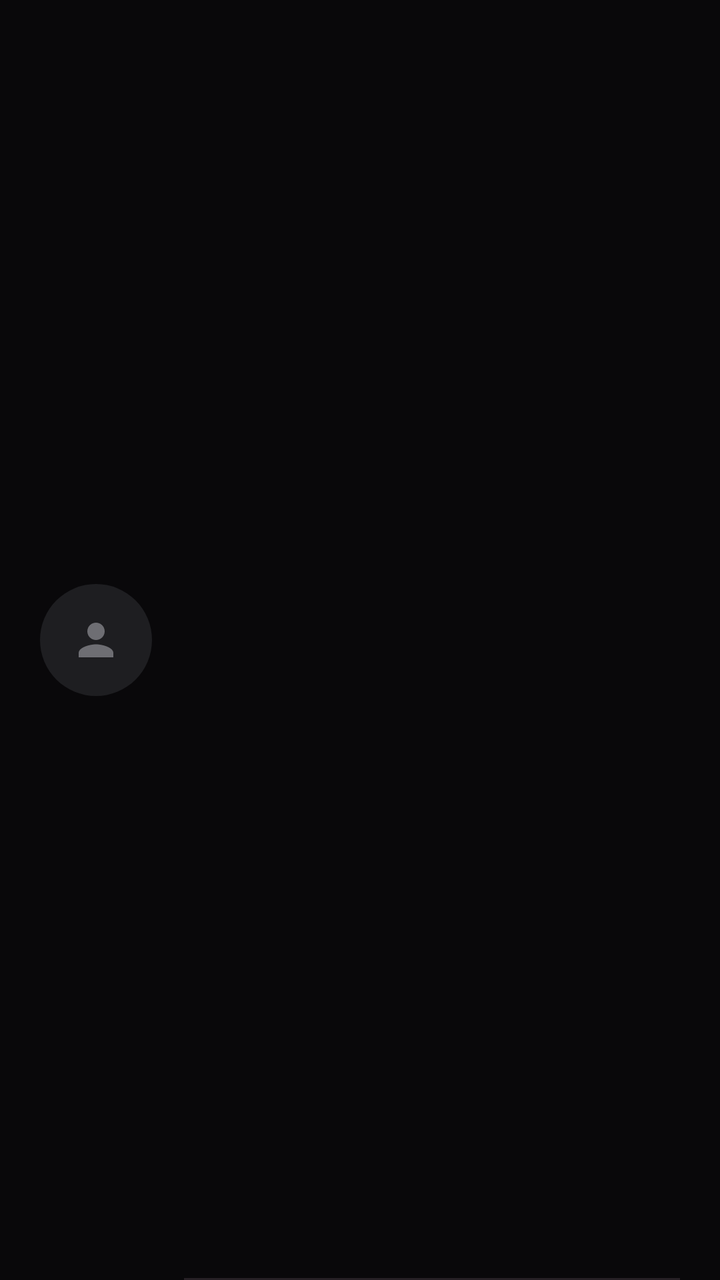
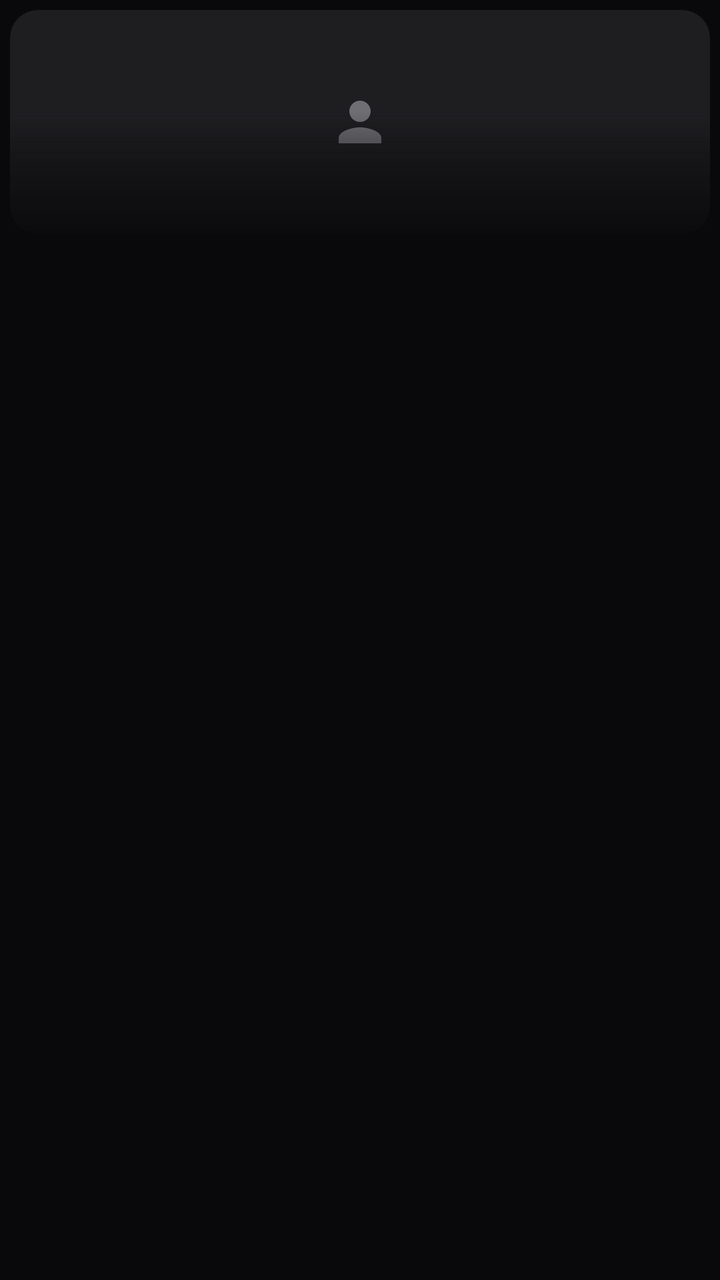

Screens rendered from an Android XML layout before and after an edit, with the pre-edit source and the edit as a unified diff.
<!-- AndroidManifest.xml: application theme Theme.Mediaplayer -->
<!-- res/layout/item_artist.xml -->
<?xml version="1.0" encoding="utf-8"?>
<LinearLayout xmlns:android="http://schemas.android.com/apk/res/android"
    android:layout_width="match_parent"
    android:layout_height="80dp"
    android:background="?attr/selectableItemBackground"
    android:clickable="true"
    android:focusable="true"
    android:gravity="center_vertical"
    android:orientation="horizontal"
    android:paddingStart="20dp">

    
    <FrameLayout
        android:id="@+id/artistThumb"
        android:layout_width="56dp"
        android:layout_height="56dp"
        android:background="@drawable/player_thumb_round_bg">

        <ImageView
            android:layout_width="26dp"
            android:layout_height="26dp"
            android:layout_gravity="center"
            android:contentDescription="@null"
            android:src="@drawable/player_ic_person"
            android:tint="#6E6E73" />

        <ImageView
            android:id="@+id/artistArt"
            android:layout_width="match_parent"
            android:layout_height="match_parent"
            android:contentDescription="@null"
            android:scaleType="centerCrop" />
    </FrameLayout>

    <LinearLayout
        android:layout_width="0dp"
        android:layout_height="match_parent"
        android:layout_marginStart="16dp"
        android:layout_weight="1"
        android:orientation="vertical">

        <LinearLayout
            android:layout_width="match_parent"
            android:layout_height="0dp"
            android:layout_weight="1"
            android:gravity="center_vertical"
            android:orientation="vertical"
            android:paddingEnd="20dp">

            <TextView
                android:id="@+id/artistName"
                android:layout_width="match_parent"
                android:layout_height="wrap_content"
                android:ellipsize="end"
                android:singleLine="true"
                android:textColor="@color/text_primary"
                android:textSize="17sp" />

            <TextView
                android:id="@+id/artistCount"
                android:layout_width="match_parent"
                android:layout_height="wrap_content"
                android:layout_marginTop="3dp"
                android:textColor="@color/text_secondary"
                android:textSize="14sp" />
        </LinearLayout>

        <View
            android:id="@+id/artistDivider"
            android:layout_width="match_parent"
            android:layout_height="1dp"
            android:layout_marginEnd="20dp"
            android:background="@color/divider" />
    </LinearLayout>

</LinearLayout>
<!-- resources referenced by this layout -->
<resources>
  <color name="divider">#FF262025</color>
  <color name="text_primary">#FFFDF8F5</color>
  <color name="text_secondary">#FFB8AAA2</color>
  <!-- drawable player_ic_person (drawable) -->
  <vector xmlns:android="http://schemas.android.com/apk/res/android"
      android:width="24dp"
      android:height="24dp"
      android:viewportWidth="24"
      android:viewportHeight="24">
      <path
          android:fillColor="#FFFFFFFF"
          android:pathData="M12,12c2.21,0 4,-1.79 4,-4s-1.79,-4 -4,-4 -4,1.79 -4,4 1.79,4 4,4zM12,14c-2.67,0 -8,1.34 -8,4v2h16v-2c0,-2.66 -5.33,-4 -8,-4z" />
  </vector>
  <!-- drawable player_thumb_round_bg (drawable) -->
  <?xml version="1.0" encoding="utf-8"?>
  <shape xmlns:android="http://schemas.android.com/apk/res/android"
      android:shape="oval">
      <solid android:color="#FF1E1E21" />
  </shape>
  <style name="Theme.Mediaplayer" parent="Theme.Material3.Dark.NoActionBar">
          <item name="colorPrimary">@color/accent</item>
          <item name="colorOnPrimary">#FFFFFFFF</item>
          <item name="android:colorBackground">@color/background</item>
          <item name="android:windowBackground">@color/background</item>
          <item name="android:statusBarColor">@color/background</item>
          <item name="android:navigationBarColor">@color/background</item>
          <item name="android:windowSplashScreenBackground" tools:targetApi="31">@color/background</item>
          <item name="android:windowSplashScreenAnimatedIcon" tools:targetApi="31">@drawable/ic_splash_empty</item>
          <item name="android:windowSplashScreenAnimationDuration" tools:targetApi="31">0</item>
      </style>
  <color name="accent">#FFFF6D00</color>
  <color name="background">#FF09080A</color>
  <!-- drawable ic_splash_empty (drawable) -->
  <?xml version="1.0" encoding="utf-8"?>
  <vector xmlns:android="http://schemas.android.com/apk/res/android"
      android:width="1dp"
      android:height="1dp"
      android:viewportWidth="1"
      android:viewportHeight="1" />
</resources>

<!-- the commit's change to res/layout/item_artist.xml (unified diff, before → after) -->
@@ -1,24 +1,20 @@
 <?xml version="1.0" encoding="utf-8"?>
-<LinearLayout xmlns:android="http://schemas.android.com/apk/res/android"
+<FrameLayout xmlns:android="http://schemas.android.com/apk/res/android"
     android:layout_width="match_parent"
-    android:layout_height="80dp"
-    android:background="?attr/selectableItemBackground"
-    android:clickable="true"
-    android:focusable="true"
-    android:gravity="center_vertical"
-    android:orientation="horizontal"
-    android:paddingStart="20dp">
+    android:layout_height="wrap_content"
+    android:padding="5dp">
 
     
     <FrameLayout
         android:id="@+id/artistThumb"
-        android:layout_width="56dp"
-        android:layout_height="56dp"
-        android:background="@drawable/player_thumb_round_bg">
+        android:layout_width="match_parent"
+        android:layout_height="112dp"
+        android:background="@drawable/grid_tile_bg"
+        android:foreground="?attr/selectableItemBackground">
 
         <ImageView
-            android:layout_width="26dp"
-            android:layout_height="26dp"
+            android:layout_width="32dp"
+            android:layout_height="32dp"
             android:layout_gravity="center"
             android:contentDescription="@null"
             android:src="@drawable/player_ic_person"
@@ -30,47 +26,44 @@
             android:layout_height="match_parent"
             android:contentDescription="@null"
             android:scaleType="centerCrop" />
-    </FrameLayout>
-
-    <LinearLayout
-        android:layout_width="0dp"
-        android:layout_height="match_parent"
-        android:layout_marginStart="16dp"
-        android:layout_weight="1"
-        android:orientation="vertical">
 
         <LinearLayout
             android:layout_width="match_parent"
-            android:layout_height="0dp"
-            android:layout_weight="1"
-            android:gravity="center_vertical"
+            android:layout_height="wrap_content"
+            android:layout_gravity="bottom"
+            android:background="@drawable/grid_tile_scrim"
+            android:gravity="bottom"
             android:orientation="vertical"
-            android:paddingEnd="20dp">
+            android:paddingStart="8dp"
+            android:paddingTop="22dp"
+            android:paddingEnd="8dp"
+            android:paddingBottom="7dp">
 
             <TextView
                 android:id="@+id/artistName"
                 android:layout_width="match_parent"
                 android:layout_height="wrap_content"
                 android:ellipsize="end"
+                android:maxLines="1"
+                android:shadowColor="#CC000000"
+                android:shadowDx="0"
+                android:shadowDy="1"
+                android:shadowRadius="3"
                 android:singleLine="true"
                 android:textColor="@color/text_primary"
-                android:textSize="17sp" />
+                android:textSize="13sp"
+                android:textStyle="bold" />
 
             <TextView
                 android:id="@+id/artistCount"
                 android:layout_width="match_parent"
                 android:layout_height="wrap_content"
-                android:layout_marginTop="3dp"
+                android:ellipsize="end"
+                android:maxLines="1"
+                android:singleLine="true"
                 android:textColor="@color/text_secondary"
-                android:textSize="14sp" />
+                android:textSize="11sp" />
         </LinearLayout>
+    </FrameLayout>
 
-        <View
-            android:id="@+id/artistDivider"
-            android:layout_width="match_parent"
-            android:layout_height="1dp"
-            android:layout_marginEnd="20dp"
-            android:background="@color/divider" />
-    </LinearLayout>
-
-</LinearLayout>
+</FrameLayout>
<!-- resource entries referenced after the edit -->
@@ -1,8 +1,24 @@
 <!-- resources referenced by this layout -->
 <resources>
-  <color name="divider">#FF262025</color>
   <color name="text_primary">#FFFDF8F5</color>
   <color name="text_secondary">#FFB8AAA2</color>
+  <!-- drawable grid_tile_bg (drawable) -->
+  <?xml version="1.0" encoding="utf-8"?>
+  <shape xmlns:android="http://schemas.android.com/apk/res/android"
+      android:shape="rectangle">
+      <solid android:color="#FF1E1E21" />
+      <corners android:radius="14dp" />
+  </shape>
+  <!-- drawable grid_tile_scrim (drawable) -->
+  <?xml version="1.0" encoding="utf-8"?>
+  <shape xmlns:android="http://schemas.android.com/apk/res/android"
+      android:shape="rectangle">
+      <gradient
+          android:angle="270"
+          android:startColor="#00000000"
+          android:centerColor="#8C09080A"
+          android:endColor="#EB09080A" />
+  </shape>
   <!-- drawable player_ic_person (drawable) -->
   <vector xmlns:android="http://schemas.android.com/apk/res/android"
       android:width="24dp"
@@ -13,12 +29,6 @@
           android:fillColor="#FFFFFFFF"
           android:pathData="M12,12c2.21,0 4,-1.79 4,-4s-1.79,-4 -4,-4 -4,1.79 -4,4 1.79,4 4,4zM12,14c-2.67,0 -8,1.34 -8,4v2h16v-2c0,-2.66 -5.33,-4 -8,-4z" />
   </vector>
-  <!-- drawable player_thumb_round_bg (drawable) -->
-  <?xml version="1.0" encoding="utf-8"?>
-  <shape xmlns:android="http://schemas.android.com/apk/res/android"
-      android:shape="oval">
-      <solid android:color="#FF1E1E21" />
-  </shape>
   <style name="Theme.Mediaplayer" parent="Theme.Material3.Dark.NoActionBar">
           <item name="colorPrimary">@color/accent</item>
           <item name="colorOnPrimary">#FFFFFFFF</item>
